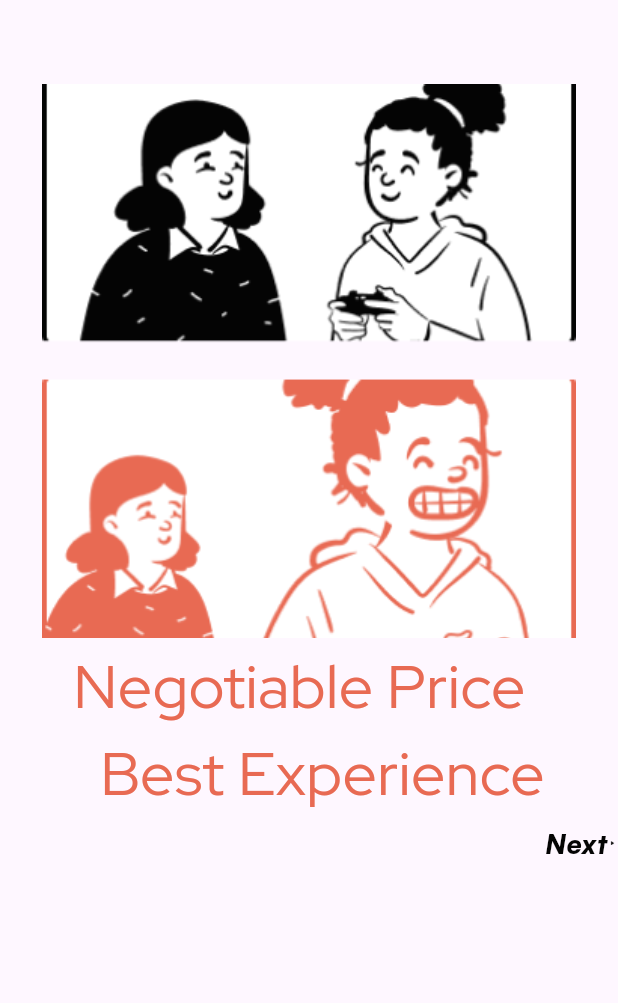
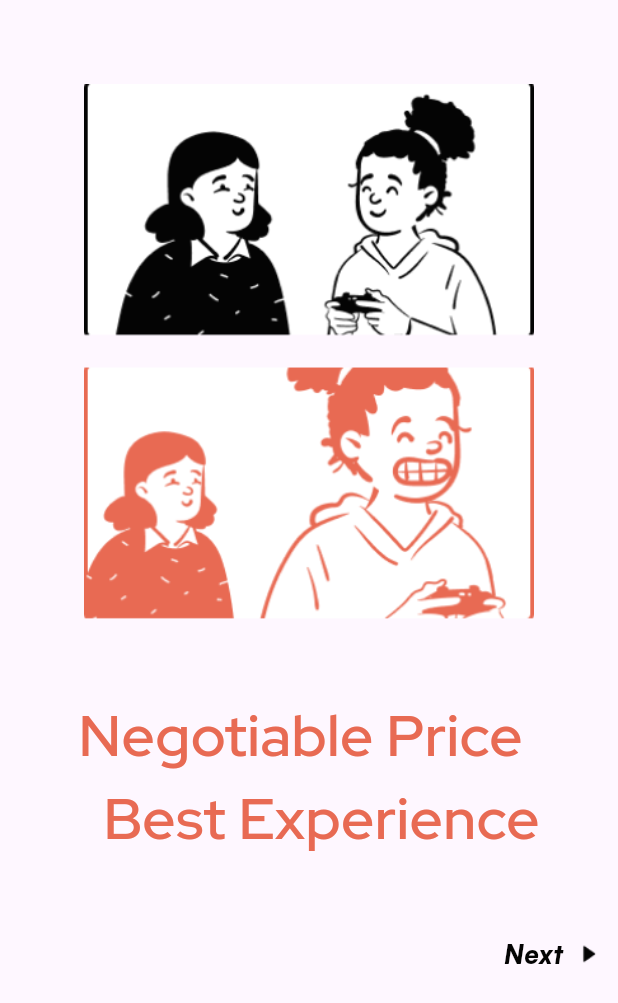
Before and after one commit to OmarMushtaha2020/Real_Estate_App, a Flutter app: the screen it shows after launch, swiped to page 2, on a phone screen of 412 x 824 dp. Shown: the top 1003 px of the screen. Run offline on Flutter 3.47's test engine with Material 3 defaults, Android fonts, the phone set to English and light mode, and no system bars; our stand-ins replace device_preview, flutter_screenutil, get, pinput.

Commit message:
solved by configuring ScreenUtil correctly

```diff
--- a/lib/app/modules/home/views/onboarding_view.dart
+++ b/lib/app/modules/home/views/onboarding_view.dart
@@ -31,20 +31,22 @@ class OnBoardingView extends GetView<OnBoardingController> {
                     mainAxisAlignment: MainAxisAlignment.center,
                     crossAxisAlignment: CrossAxisAlignment.center,
                     children: [
-                      ImageWidget(controller.onboardingImages[index],height: 369,width:355.62 ,fit: BoxFit.cover,),
+                      ImageWidget(controller.onboardingImages[index],height: 369.h,width:355.62.w ,fit: BoxFit.contain,),
                       SizeBoxWidget(
-                        height: 4.h,
+                        height: 52.h,
                       ),
                       TextWidget(
                         controller.onboardingTexts[index],
                         fontSize: 40.sp,
                         fontFamily: "RedHatDisplay",
+                        fontWeight: FontWeight.w600,
                         color: Color(0xFFE86A53),
                         textAlign: TextAlign.start,
                       ),
                       SizeBoxWidget(
-                        height: 4.h,
+                        height: 52.h,
                       ),
+
                       GestureDetector(
                         onTap: () {
                           controller.nextPage();
@@ -58,15 +60,20 @@ class OnBoardingView extends GetView<OnBoardingController> {
                               textAlign: TextAlign.center,
                               color: Color(0xFF040404),
                               fontSize: 18.sp,
+                              fontWeight: FontWeight.w700,
                               fontFamily: "Satoshi",
                             ),
                             SizeBoxWidget(
-                              width: 2.h,
+                              width: 10.w,
                             ),
-                            ImageWidget("assets/image/arrow.png",width: 3.h,height: 3.h,fit: BoxFit.contain,),
+                            ImageWidget("assets/image/arrow.png",width: 13.w,height: 13.h,fit: BoxFit.fitHeight,),
+                            SizeBoxWidget(
+                              width: 10.w,
+                            ),
                           ],
                         ),
                       ),
+
                     ],
                   ),
                 ),
--- a/lib/main.dart
+++ b/lib/main.dart
@@ -1,40 +1,53 @@
+import 'package:flutter/foundation.dart';
 import 'package:flutter/material.dart';
 import 'package:get/get.dart';
 import 'package:flutter_screenutil/flutter_screenutil.dart';
 import 'package:device_preview/device_preview.dart';
 import 'package:real_estate_app/app/routes/app_pages.dart';
 
-void main() {
+void main() async {
+  WidgetsFlutterBinding.ensureInitialized();
   runApp(
     DevicePreview(
-      builder: (context) => const MyApp(), // Wrap your app with DevicePreview
+      enabled: !kReleaseMode, // Enable
+      // DevicePreview based on your condition
+      builder: (context) {
+        var screenSize=MediaQuery.of(context).size;
+        print(screenSize.height);
+        print(screenSize.width);
+
+        return ScreenUtilInit(
+          designSize:  Size(393, 852), // Set your base design size here
+          minTextAdapt: true,
+          splitScreenMode: true,
+          useInheritedMediaQuery: true,
+          builder: (context, child) {
+            ScreenUtil.configure(
+              data: MediaQuery.of(context),
+            );
+            return  MyApp();
+
+          },
+        );
+      },
     ),
   );
 }
-
 class MyApp extends StatelessWidget {
-  const MyApp({super.key});
 
   @override
   Widget build(BuildContext context) {
-    return ScreenUtilInit(
-      designSize: Size(375, 812), // Set your design size here (width, height)
-      minTextAdapt: true,
-      splitScreenMode: true,
-      builder: (context, child) {
 return GetMaterialApp(
 debugShowCheckedModeBanner: false,
-          title: 'Flutter Demo',
+title: 'Your App Title',
 theme: ThemeData(
 colorScheme: ColorScheme.fromSeed(seedColor: Colors.deepPurple),
 useMaterial3: true,
 ),
 initialRoute: AppPages.INITIAL,
 getPages: AppPages.routes,
-          locale: DevicePreview.locale(context), // Add this line for DevicePreview
-          builder: DevicePreview.appBuilder, // Add this line for DevicePreview
-        );
-      },
+locale: DevicePreview.locale(context), // Set locale from DevicePreview
+builder: DevicePreview.appBuilder, // Ensure DevicePreview is applied
 );
 }
 }
```
Lines whose indentation alone changed are shown as unchanged.
